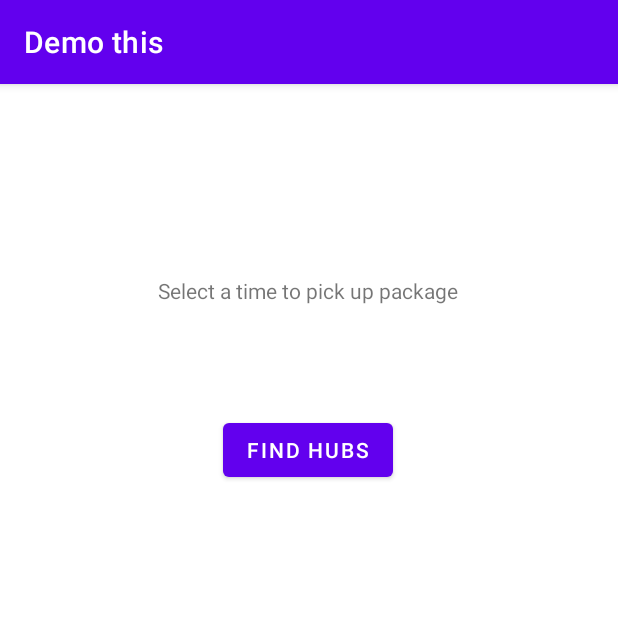
After one commit to smit-io/demothis, an Android app: the HubActivity screen opened directly, with no data from a screen before it, on a phone screen of 412 x 824 dp, the top half of it. The commit adds this screen. Run offline under Robolectric (Android 15) with nearby library versions, the phone set to English and light mode, and no system bars.

Commit message:
- Added manhattan distance calculator in customer class to calculate manhattan distance from the customer - Removed calculate manhattan distance method as it is no longer needed - Made some progress in hub activity.

```diff
--- /dev/null
+++ b/app/src/main/java/io/smit/demothis/HubActivity.java
@@ -0,0 +1,43 @@
+package io.smit.demothis;
+
+import androidx.appcompat.app.AppCompatActivity;
+
+import android.os.Bundle;
+import android.view.View;
+import android.widget.Button;
+import android.widget.TextView;
+import android.widget.Toast;
+
+import java.time.LocalDateTime;
+
+public class HubActivity extends AppCompatActivity
+{
+
+    private TextView textViewPickTime;
+    private Button buttonFindHubs;
+    private LocalDateTime localDateTime;
+    @Override
+    protected void onCreate(Bundle savedInstanceState) {
+        super.onCreate(savedInstanceState);
+        setContentView(R.layout.activity_hub);
+
+        textViewPickTime = (TextView) findViewById(R.id.tv_picktime);
+        buttonFindHubs = (Button) findViewById(R.id.btn_findhubs);
+
+        textViewPickTime.setOnClickListener(new View.OnClickListener() {
+            @Override
+            public void onClick(View view) {
+                // Pick time here
+            }
+        });
+
+        buttonFindHubs.setOnClickListener(new View.OnClickListener() {
+            @Override
+            public void onClick(View view) {
+                // Check if textview
+            }
+        });
+
+
+    }
+}
--- /dev/null
+++ b/app/src/main/res/layout/activity_hub.xml
@@ -0,0 +1,30 @@
+<?xml version="1.0" encoding="utf-8"?>
+<androidx.constraintlayout.widget.ConstraintLayout xmlns:android="http://schemas.android.com/apk/res/android"
+    xmlns:app="http://schemas.android.com/apk/res-auto"
+    xmlns:tools="http://schemas.android.com/tools"
+    android:layout_width="match_parent"
+    android:layout_height="match_parent"
+    tools:context=".HubActivity">
+
+    <TextView
+        android:id="@+id/tv_picktime"
+        android:layout_width="wrap_content"
+        android:layout_height="wrap_content"
+        android:layout_marginTop="128dp"
+        android:text="@string/tv_picktime"
+        app:layout_constraintEnd_toEndOf="parent"
+        app:layout_constraintHorizontal_bias="0.498"
+        app:layout_constraintStart_toStartOf="parent"
+        app:layout_constraintTop_toTopOf="parent" />
+
+    <Button
+        android:id="@+id/btn_findhubs"
+        android:layout_width="wrap_content"
+        android:layout_height="wrap_content"
+        android:layout_marginTop="220dp"
+        android:text="@string/btn_findhubs"
+        app:layout_constraintEnd_toEndOf="parent"
+        app:layout_constraintHorizontal_bias="0.498"
+        app:layout_constraintStart_toStartOf="parent"
+        app:layout_constraintTop_toTopOf="parent" />
+</androidx.constraintlayout.widget.ConstraintLayout>
--- a/app/src/main/res/values/strings.xml
+++ b/app/src/main/res/values/strings.xml
@@ -6,5 +6,7 @@
     <string name="tv_hoursofoperation">Hours of operation</string>
     <string name="tv_latlang">Lat, Lang</string>
     <string name="btn_fetchhubs">Fetch Hubs</string>
+    <string name="tv_picktime">Select a time to pick up package</string>
+    <string name="btn_findhubs">Find hubs</string>
 
 </resources>
```
Also changed, not shown: app/src/main/AndroidManifest.xml (+8 -1 lines), app/src/main/java/io/smit/demothis/MainActivity.java (+5 -10 lines), app/src/main/java/io/smit/demothis/rest/pojo/Customer.java (+11 -0 lines).
